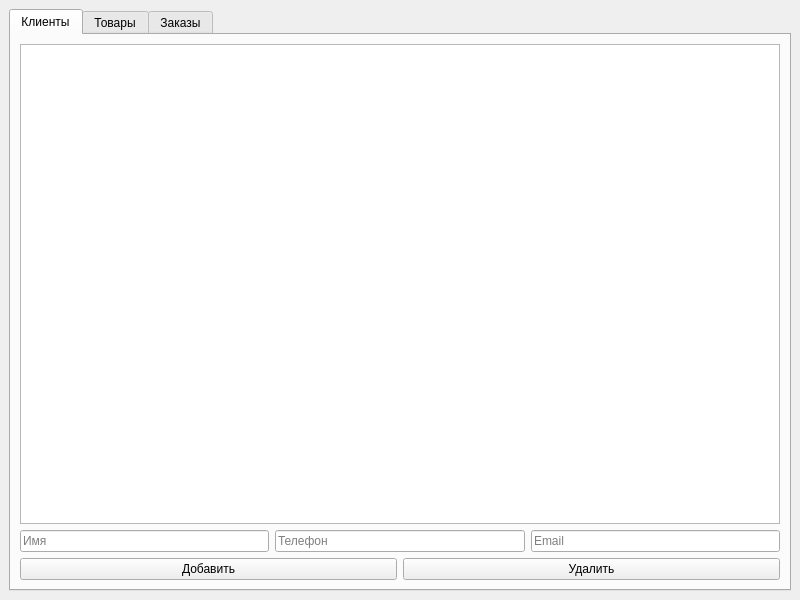
Qt form uchet_clientov/main_window.ui (notbacrew/uchet_clientov) before a commit.
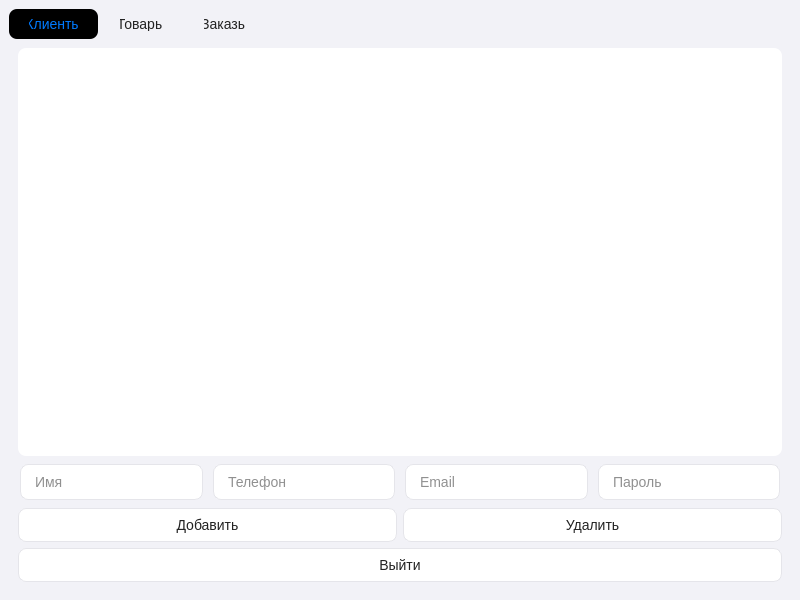
The same form after that commit.

What changed in the file:
```diff
--- a/uchet_clientov/main_window.ui
+++ b/uchet_clientov/main_window.ui
@@ -2,6 +2,84 @@
 <ui version="4.0">
  <class>MainWindow</class>
  <widget class="QMainWindow" name="MainWindow">
+  <property name="styleSheet">
+   <string notr="true">
+    QMainWindow, QWidget#centralwidget {
+        background-color: #F2F2F7;
+        font-family: Helvetica, Arial, sans-serif;
+        font-size: 14px;
+    }
+    QTabWidget::pane {
+        background: #F2F2F7;
+        border: none;
+    }
+    QTabBar::tab {
+        background: #F2F2F7;
+        border: none;
+        padding: 8px 20px;
+        font-family: Helvetica, Arial, sans-serif;
+        font-size: 14px;
+        color: #222;
+        border-radius: 8px 8px 0 0;
+        margin-right: 2px;
+    }
+    QTabBar::tab:selected {
+        background:rgb(0, 0, 0);
+        color: #007AFF;
+    }
+    QTableWidget {
+        background-color: #FFFFFF;
+        border-radius: 8px;
+        gridline-color: #E5E5EA;
+        font-family: Helvetica, Arial, sans-serif;
+        font-size: 14px;
+        border: none;
+    }
+    QHeaderView::section {
+        background-color: #E5E5EA;
+        color: #000000;
+        padding: 4px;
+        border: none;
+        font-weight: normal;
+        font-family: Helvetica, Arial, sans-serif;
+        font-size: 14px;
+    }
+    QTableWidget::item:selected {
+        background-color: #007AFF;
+        color: #FFFFFF;
+    }
+    QLineEdit, QComboBox, QSpinBox {
+        background: #FFFFFF;
+        border-radius: 8px;
+        border: 1px solid #E5E5EA;
+        padding: 8px 12px;
+        font-family: Helvetica, Arial, sans-serif;
+        font-size: 14px;
+        color: #222;
+        margin: 2px;
+    }
+    QLineEdit:focus, QComboBox:focus, QSpinBox:focus {
+        border: 1.5px solid #007AFF;
+        outline: none;
+    }
+    QPushButton {
+        background: #FFFFFF;
+        border-radius: 8px;
+        border: 1px solid #E5E5EA;
+        padding: 8px 20px;
+        font-family: Helvetica, Arial, sans-serif;
+        font-size: 14px;
+        color: #222;
+    }
+    QPushButton:hover {
+        background: #F2F2F7;
+        color: #007AFF;
+    }
+    QPushButton:pressed {
+        background: #E5E5EA;
+    }
+   </string>
+  </property>
   <property name="geometry">
    <rect>
     <x>0</x>
@@ -28,9 +106,34 @@
         </item>
         <item>
          <layout class="QHBoxLayout" name="formClients">
-          <item><widget class="QLineEdit" name="inputClientName"><property name="placeholderText"><string>Имя</string></property></widget></item>
-          <item><widget class="QLineEdit" name="inputClientPhone"><property name="placeholderText"><string>Телефон</string></property></widget></item>
-          <item><widget class="QLineEdit" name="inputClientEmail"><property name="placeholderText"><string>Email</string></property></widget></item>
+          <item>
+           <widget class="QLineEdit" name="inputClientName">
+            <property name="placeholderText">
+             <string>Имя</string>
+            </property>
+           </widget>
+          </item>
+          <item>
+           <widget class="QLineEdit" name="inputClientPhone">
+            <property name="placeholderText">
+             <string>Телефон</string>
+            </property>
+           </widget>
+          </item>
+          <item>
+           <widget class="QLineEdit" name="inputClientEmail">
+            <property name="placeholderText">
+             <string>Email</string>
+            </property>
+           </widget>
+          </item>
+          <item>
+           <widget class="QLineEdit" name="inputUserPassword">
+            <property name="placeholderText">
+             <string>Пароль</string>
+            </property>
+           </widget>
+          </item>
          </layout>
         </item>
         <item>
@@ -39,6 +142,13 @@
           <item><widget class="QPushButton" name="btnDeleteClient"><property name="text"><string>Удалить</string></property></widget></item>
          </layout>
         </item>
+        <item>
+         <widget class="QPushButton" name="btnLogout">
+          <property name="text">
+           <string>Выйти</string>
+          </property>
+         </widget>
+        </item>
        </layout>
       </widget>
 
```
Left out of the diff: 81 changed lines with no effect on the pictures.
